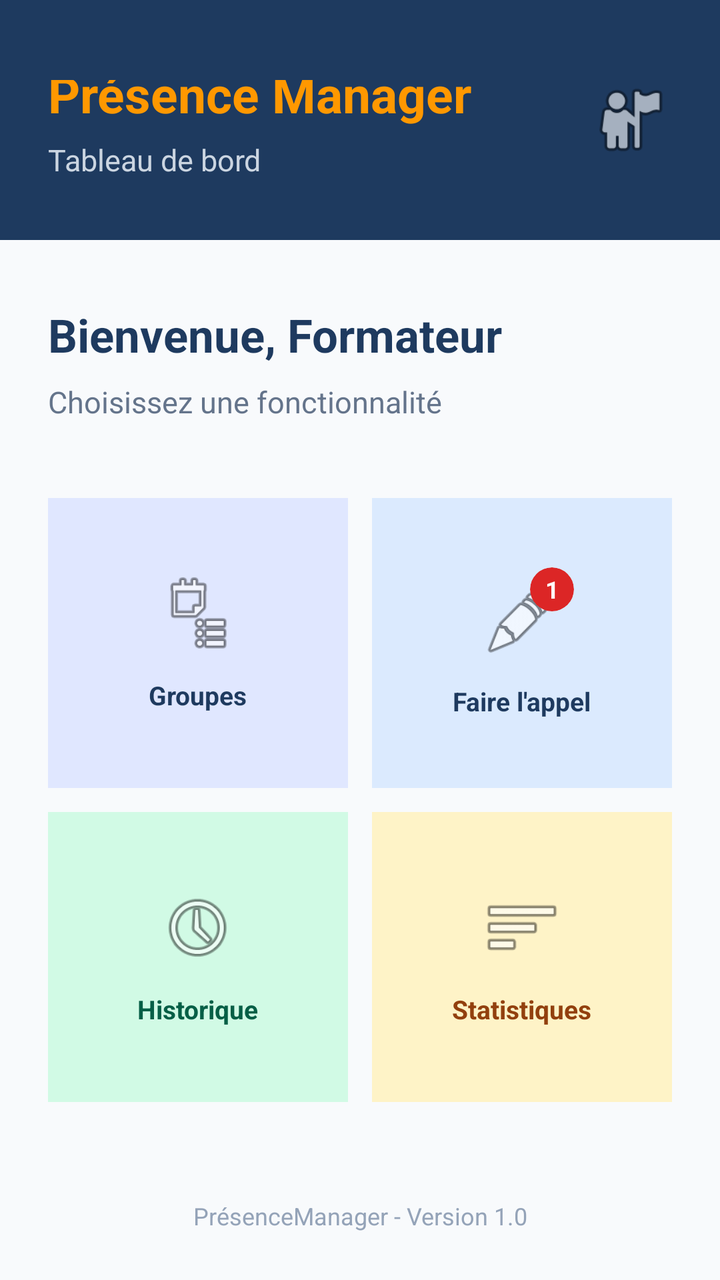
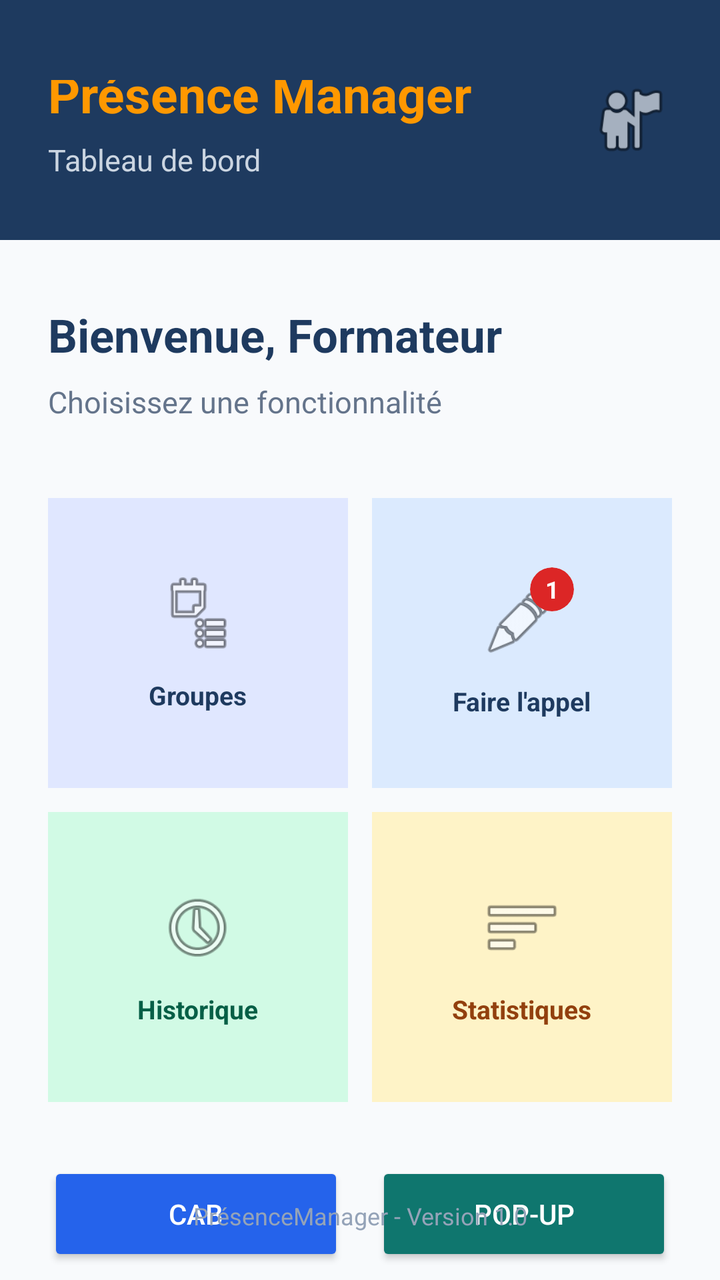

Screens rendered from an Android XML layout before and after an edit, with the pre-edit source and the edit as a unified diff.
<!-- AndroidManifest.xml: application theme Theme.AppCompat.Light.NoActionBar -->
<!-- res/layout/activity_dashboard.xml -->
<?xml version="1.0" encoding="utf-8"?>
<androidx.constraintlayout.widget.ConstraintLayout
    xmlns:android="http://schemas.android.com/apk/res/android"
    xmlns:app="http://schemas.android.com/apk/res-auto"
    android:id="@+id/layoutDashboard"
    android:layout_width="match_parent"
    android:layout_height="match_parent"
    android:background="#F8FAFC">

    <RelativeLayout
        android:id="@+id/layoutHeader"
        android:layout_width="0dp"
        android:layout_height="wrap_content"
        android:minHeight="120dp"
        android:background="#1E3A5F"
        android:paddingStart="24dp"
        android:paddingEnd="24dp"
        android:paddingTop="40dp"
        android:paddingBottom="12dp"
        app:layout_constraintTop_toTopOf="parent"
        app:layout_constraintStart_toStartOf="parent"
        app:layout_constraintEnd_toEndOf="parent">

        <ImageView
            android:id="@+id/imgProfil"
            android:layout_width="42dp"
            android:layout_height="42dp"
            android:layout_alignParentEnd="true"
            android:layout_centerVertical="true"
            android:src="@android:drawable/ic_menu_myplaces"
            android:contentDescription="Profil" />

        <LinearLayout
            android:id="@+id/layoutHeaderText"
            android:layout_width="wrap_content"
            android:layout_height="wrap_content"
            android:layout_alignParentStart="true"
            android:layout_centerVertical="true"
            android:layout_toStartOf="@id/imgProfil"
            android:orientation="vertical">

            <TextView
                android:id="@+id/txtAppName"
                android:layout_width="wrap_content"
                android:layout_height="wrap_content"
                android:text="Présence Manager"
                android:textColor="#FF9800"
                android:textSize="25sp"
                android:textStyle="bold" />

            <TextView
                android:id="@+id/txtSubtitle"
                android:layout_width="wrap_content"
                android:layout_height="wrap_content"
                android:layout_marginTop="6dp"
                android:text="Tableau de bord"
                android:textColor="#CBD5E1"
                android:textSize="15sp" />
        </LinearLayout>
    </RelativeLayout>

    <TextView
        android:id="@+id/txtBienvenue"
        android:layout_width="wrap_content"
        android:layout_height="wrap_content"
        android:layout_marginStart="24dp"
        android:layout_marginTop="32dp"
        android:text="Bienvenue, Formateur"
        android:textColor="#1E3A5F"
        android:textSize="23sp"
        android:textStyle="bold"
        app:layout_constraintTop_toBottomOf="@id/layoutHeader"
        app:layout_constraintStart_toStartOf="parent" />

    <TextView
        android:id="@+id/txtInstruction"
        android:layout_width="wrap_content"
        android:layout_height="wrap_content"
        android:layout_marginTop="8dp"
        android:text="Choisissez une fonctionnalité"
        android:textColor="#64748B"
        android:textSize="15sp"
        app:layout_constraintTop_toBottomOf="@id/txtBienvenue"
        app:layout_constraintStart_toStartOf="@id/txtBienvenue" />

    <GridLayout
        android:id="@+id/gridFonctionnalites"
        android:layout_width="0dp"
        android:layout_height="wrap_content"
        android:layout_marginTop="32dp"
        android:layout_marginStart="18dp"
        android:layout_marginEnd="18dp"
        android:columnCount="2"
        android:rowCount="2"
        app:layout_constraintTop_toBottomOf="@id/txtInstruction"
        app:layout_constraintStart_toStartOf="parent"
        app:layout_constraintEnd_toEndOf="parent">

        <LinearLayout
            android:id="@+id/cardGroupes"
            android:layout_width="0dp"
            android:layout_height="145dp"
            android:layout_row="0"
            android:layout_column="0"
            android:layout_columnWeight="1"
            android:layout_gravity="fill"
            android:layout_margin="6dp"
            android:padding="12dp"
            android:background="#E0E7FF"
            android:orientation="vertical"
            android:gravity="center">

            <ImageView
                android:layout_width="40dp"
                android:layout_height="40dp"
                android:src="@android:drawable/ic_menu_agenda"
                android:contentDescription="Groupes" />

            <TextView
                android:layout_width="wrap_content"
                android:layout_height="wrap_content"
                android:layout_marginTop="12dp"
                android:text="Groupes"
                android:textColor="#1E3A5F"
                android:textSize="13sp"
                android:textStyle="bold" />
        </LinearLayout>

        <LinearLayout
            android:id="@+id/cardAppel"
            android:layout_width="0dp"
            android:layout_height="145dp"
            android:layout_row="0"
            android:layout_column="1"
            android:layout_columnWeight="1"
            android:layout_gravity="fill"
            android:layout_margin="6dp"
            android:padding="12dp"
            android:background="#DBEAFE"
            android:orientation="vertical"
            android:gravity="center">

            <FrameLayout
                android:id="@+id/frameAppel"
                android:layout_width="wrap_content"
                android:layout_height="wrap_content">

                <ImageView
                    android:layout_width="40dp"
                    android:layout_height="40dp"
                    android:layout_margin="6dp"
                    android:src="@android:drawable/ic_menu_edit"
                    android:contentDescription="Faire l'appel" />

                <androidx.cardview.widget.CardView
                    android:layout_width="22dp"
                    android:layout_height="22dp"
                    android:layout_gravity="top|end"
                    app:cardBackgroundColor="#DC2626"
                    app:cardCornerRadius="11dp"
                    app:cardElevation="0dp">

                    <TextView
                        android:id="@+id/txtBadge"
                        android:layout_width="match_parent"
                        android:layout_height="match_parent"
                        android:gravity="center"
                        android:text="1"
                        android:textColor="#FFFFFF"
                        android:textSize="12sp"
                        android:textStyle="bold" />
                </androidx.cardview.widget.CardView>
            </FrameLayout>

            <TextView
                android:layout_width="wrap_content"
                android:layout_height="wrap_content"
                android:layout_marginTop="6dp"
                android:text="Faire l'appel"
                android:textColor="#1E3A5F"
                android:textSize="13sp"
                android:textStyle="bold" />
        </LinearLayout>

        <LinearLayout
            android:id="@+id/cardHistorique"
            android:layout_width="0dp"
            android:layout_height="145dp"
            android:layout_row="1"
            android:layout_column="0"
            android:layout_columnWeight="1"
            android:layout_gravity="fill"
            android:layout_margin="6dp"
            android:padding="12dp"
            android:background="#D1FAE5"
            android:orientation="vertical"
            android:gravity="center">

            <ImageView
                android:layout_width="40dp"
                android:layout_height="40dp"
                android:src="@android:drawable/ic_menu_recent_history"
                android:contentDescription="Historique" />

            <TextView
                android:layout_width="wrap_content"
                android:layout_height="wrap_content"
                android:layout_marginTop="12dp"
                android:text="Historique"
                android:textColor="#065F46"
                android:textSize="13sp"
                android:textStyle="bold" />
        </LinearLayout>

        <LinearLayout
            android:id="@+id/cardStatistiques"
            android:layout_width="0dp"
            android:layout_height="145dp"
            android:layout_row="1"
            android:layout_column="1"
            android:layout_columnWeight="1"
            android:layout_gravity="fill"
            android:layout_margin="6dp"
            android:padding="12dp"
            android:background="#FEF3C7"
            android:orientation="vertical"
            android:gravity="center">

            <ImageView
                android:layout_width="40dp"
                android:layout_height="40dp"
                android:src="@android:drawable/ic_menu_sort_by_size"
                android:contentDescription="Statistiques" />

            <TextView
                android:layout_width="wrap_content"
                android:layout_height="wrap_content"
                android:layout_marginTop="12dp"
                android:text="Statistiques"
                android:textColor="#92400E"
                android:textSize="13sp"
                android:textStyle="bold" />
        </LinearLayout>
    </GridLayout>

    <TextView
        android:id="@+id/txtFooterDashboard"
        android:layout_width="0dp"
        android:layout_height="wrap_content"
        android:layout_marginBottom="24dp"
        android:gravity="center"
        android:text="PrésenceManager - Version 1.0"
        android:textColor="#94A3B8"
        android:textSize="12sp"
        app:layout_constraintBottom_toBottomOf="parent"
        app:layout_constraintStart_toStartOf="parent"
        app:layout_constraintEnd_toEndOf="parent" />
</androidx.constraintlayout.widget.ConstraintLayout>
<!-- resources referenced by this layout -->
<resources>

</resources>

<!-- the commit's change to res/layout/activity_dashboard.xml (unified diff, before → after) -->
@@ -243,6 +243,39 @@
         </LinearLayout>
     </GridLayout>
 
+    <LinearLayout
+        android:id="@+id/layoutActions"
+        android:layout_width="0dp"
+        android:layout_height="wrap_content"
+        android:orientation="horizontal"
+        android:layout_marginTop="24dp"
+        android:layout_marginStart="24dp"
+        android:layout_marginEnd="24dp"
+        app:layout_constraintTop_toBottomOf="@id/gridFonctionnalites"
+        app:layout_constraintStart_toStartOf="parent"
+        app:layout_constraintEnd_toEndOf="parent">
+
+        <Button
+            android:id="@+id/btnCab"
+            android:layout_width="0dp"
+            android:layout_height="52dp"
+            android:layout_weight="1"
+            android:layout_marginEnd="8dp"
+            android:text="CAB"
+            android:textColor="#FFFFFF"
+            android:backgroundTint="#2563EB" />
+
+        <Button
+            android:id="@+id/btnPopup"
+            android:layout_width="0dp"
+            android:layout_height="52dp"
+            android:layout_weight="1"
+            android:layout_marginStart="8dp"
+            android:text="Pop-up"
+            android:textColor="#FFFFFF"
+            android:backgroundTint="#0F766E" />
+
+    </LinearLayout>
     <TextView
         android:id="@+id/txtFooterDashboard"
         android:layout_width="0dp"
